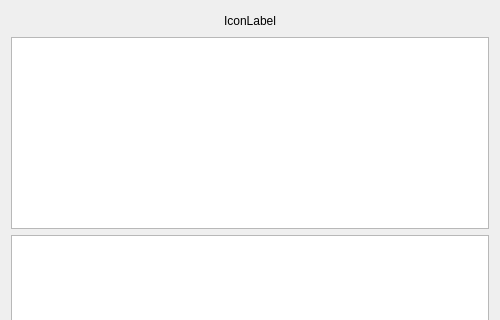
First picture: the form in geotuileur/gui/update_tile_upload/qwp_update_tile_upload_run.ui, repository JulesGrillot/plugin-qgis-geoplateforme, before the edit; both pictures show x 0 to 500 and y 0 to 320 of the 500 by 484 pixel window.
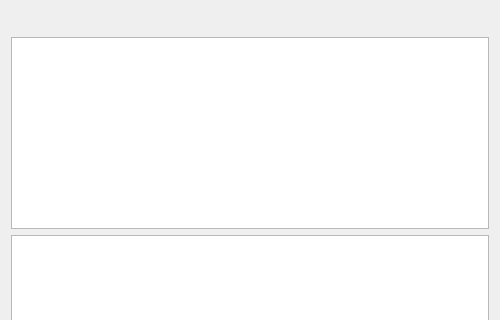
Second picture: the form after the edit.

Diff of the .ui file:
```diff
--- a/geotuileur/gui/update_tile_upload/qwp_update_tile_upload_run.ui
+++ b/geotuileur/gui/update_tile_upload/qwp_update_tile_upload_run.ui
@@ -36,7 +36,7 @@
    <item row="1" column="1">
     <widget class="QLabel" name="lbl_step_icon">
      <property name="text">
-      <string>IconLabel</string>
+      <string notr="true">&lt;IconLabel&gt;</string>
      </property>
     </widget>
    </item>
```
